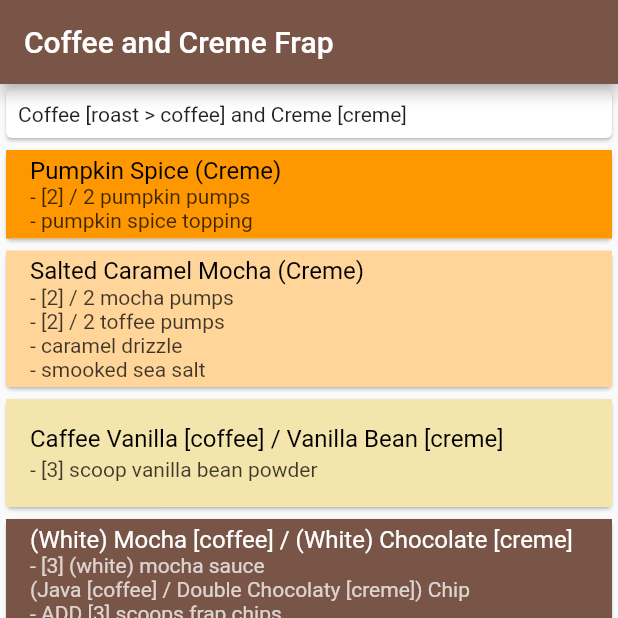
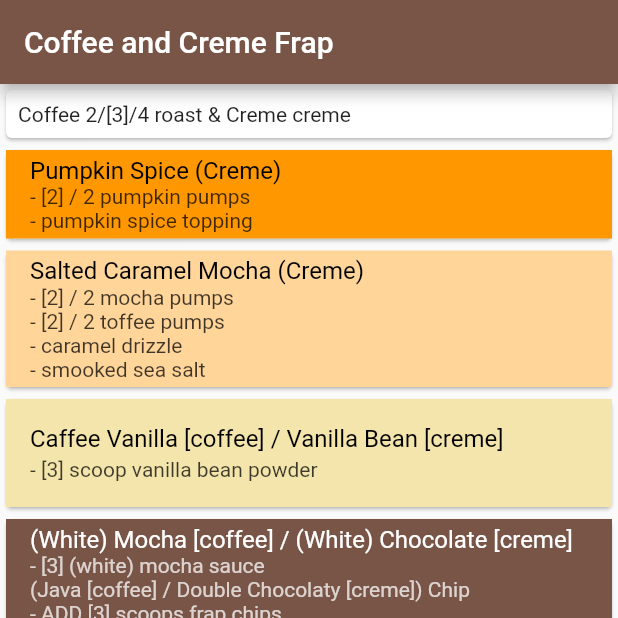
Before and after one commit to b-cancel/starbucks_drinks, a Flutter app: the screen it shows after launch, after a tap on "Fraps", on a phone screen of 412 x 824 dp, the top half of it. Run offline on Flutter 3.47's test engine with Material 2 defaults, Android fonts, the phone set to English and light mode, and no system bars; our stand-ins replace font_awesome_flutter.

Commit message:
final updates

```diff
--- a/starbucks_drinks/lib/frap.dart
+++ b/starbucks_drinks/lib/frap.dart
@@ -25,7 +25,7 @@ class OnlyCreme extends StatelessWidget {
           MyListTile(
             color: Colors.amber,
             title: "Chai",
-            subtitle: "- [2] / 2 pumps chai\n"
+            subtitle: "- [2]/2 pumps chai\n"
               + "- cinnamon powder",
           ),
           MyListTile(
@@ -105,7 +105,7 @@ class CoffeeAndCreme extends StatelessWidget {
       body: ListView(
         children: <Widget>[
           TextCard(
-            "Coffee [roast > coffee] and Creme [creme]"
+            "Coffee 2/[3]/4 roast & Creme creme"
           ),
           MyListTile(
             color: Colors.orange,
--- a/starbucks_drinks/lib/main.dart
+++ b/starbucks_drinks/lib/main.dart
@@ -4,9 +4,23 @@ import 'package:starbucks_drinks/helper/basic.dart';
 import 'package:font_awesome_flutter/font_awesome_flutter.dart';
 import 'package:starbucks_drinks/other.dart';
 
+//STRANGE
+//- Starbucks Blonde Caffe Latte
+//- Starbucks Blonde Vanilla Latte
+//- iced coffee
+
+//TAKEN CARE OFF
+//- Hot Teas
+//- Fraps
+//- Iced Teas
+//- Cold Drinks
+//- Hot Coffees
+//- Hot Drinks
+
+//TAKE CARE OFF
+//- Cold Coffees (iced lattes, iced macchiatos, iced mochas)
+
 void main() => runApp(MyApp());
-//venti hot SHOTS same as grande (Except americanos)
-//cold grande to venti +2 pump jump
 
 class MyApp extends StatelessWidget {
   @override
@@ -68,6 +82,11 @@ class _DrinkListState extends State<DrinkList> {
     return Scaffold(
       body: ListView(
         children: <Widget>[
+          Card(
+            color: Colors.black,
+            child: Column(
+              crossAxisAlignment: CrossAxisAlignment.stretch,
+              children: <Widget>[
                 TextCard(
                   "Grande Shots and Pumps",
                 ),
@@ -81,10 +100,35 @@ class _DrinkListState extends State<DrinkList> {
                 ShotsAndSyrups(),
                 SkinnyVersion(),
                 MinusPumps(),
+                Card(
+                  color: Colors.red,
+                  child: Column(
+                    crossAxisAlignment: CrossAxisAlignment.stretch,
+                    children: <Widget>[
+                      TextCard(
+                        "all iced lattes take whip except (caffe latte, vanilla latte)",
+                      ),
+                      TextCard("all iced mochas take whip"),
                       LattesDrinksSection(),
+                    ],
+                  ),
+                ),
                 MacchiatosSection(),
+              ],
+            ),
+          ),
           FrapSection(),
+          Card(
+            color: Colors.black,
+            child: Column(
+              crossAxisAlignment: CrossAxisAlignment.stretch,
+              children: <Widget>[
+                TextCard("Anything using tea bags [2]/2"),
+                HotTeaSection(),
                 TeaLatteSection(),
+              ],
+            ),
+          ),
           ColdBrewSection(),
           IcedTeaSection(),
           RefresherSection(),
@@ -360,6 +404,74 @@ class FrapSection extends StatelessWidget {
   }
 }
 
+class HotTeaSection extends StatelessWidget {
+  const HotTeaSection({
+    Key key,
+  }) : super(key: key);
+
+  @override
+  Widget build(BuildContext context) {
+    return new BasicSection(
+      name: "Hot Tea",
+      onTap: makeSnackBar(
+        context,
+        "All With Tea Bags"
+      ),
+      items: [
+        //lemonade and honey
+        "Honey Citrus Mint Tea\n"
+        + "Citrus Defender",
+        //other
+        "Other"
+      ],
+      colors: [
+        Colors.yellow,
+        Colors.grey,
+      ],
+      onTaps: [
+        makeSnackBar(
+          context,
+          "- 1/1/[2]/2 honey\n"
+          + "- lemonade"
+        ),
+        makePopUp(
+          context,
+          Container(
+            padding: EdgeInsets.all(16),
+            color: Colors.black,
+            child: Text(
+              "Plain Hot Teas",
+              style: TextStyle(
+                color: Colors.white,
+              ),
+            ),
+          ),
+          Padding(
+            padding: const EdgeInsets.only(
+              left: 8,
+            ),
+            child: Column(
+              crossAxisAlignment: CrossAxisAlignment.start,
+              children: <Widget>[
+                Text("\nTeavana Chai Tea\n"),
+                Text("Earl Grey Black Tea\n"),
+                Text("Royal English Breakfast Black Tea\n"),
+                Text("Rev Up Wellness Brewed Tea\n"),
+                Text("Emperor's Cloud and Mist Green Tea\n"),
+                Text("Jade Citrus Mint Brewed Tea\n"),
+                Text("Mint Majesty Herbal Tea\n"),
+                Text("Peach Tranquility Herbal Tea\n"),
+                Text("Comfort Wellness Brewed Tea\n"),
+                Text("Defense Wellness Brewed Tea\n"),
+              ],
+            ),
+          )
+        ),
+      ],
+    );
+  }
+}
+
 class TeaLatteSection extends StatelessWidget {
   const TeaLatteSection({
     Key key,
@@ -371,42 +483,44 @@ class TeaLatteSection extends StatelessWidget {
       name: "Tea Latte",
       onTap: makeSnackBar(
         context,
-        "[Hot / Iced]\n"
-        + "all with steamed milk"
+        "For Hot Teas [4]\n"
+        + "For Cold Teas [4]/6"
       ),
       items: [
+        "Chai",
+        "Matcha\nGreen",
         "London\nFog",
-        "Matcha\nGreen",
-        "Chai",
         "Royal\nEnglish\nBreakfast"
       ],
       colors: [
+        Colors.yellow,
+        Colors.lightGreen,
         Colors.grey,
-        Colors.lightGreen,
-        Colors.yellow,
         Colors.brown,
       ],
       onTaps: [
         makeSnackBar(
           context,
-          "- 4 pumps vanilla\n"
-          + "- 2 tea bags [black]",
+          "Chai Tea Latte (water and milk)\n"
+          + "- chai pumps"
         ),
         makeSnackBar(
           context,
-          "- 3 matcha powder\n"
-          + "- Lemonade Version",
+          "Match Green Tea Latte (milk)\n"
+          + "- [3] matcha powder\n"
+          + "* IF Matcha Lemonade (water and lemonade)",
         ),
         makeSnackBar(
           context,
-          "- [4] / (hot 5 | cold 6) pumps chai\n"
-          + "- water",
+          "(Iced) London Fog Tea Latte (milk)\n"
+          + "- tea bags\n"
+          + "- vanilla syrup"
         ),
         makeSnackBar(
           context,
-          "- 4 pumps liquid cane\n"
-          + "- 2 tea bags [black]\n"
-          + "- water",
+          "Royal English Breakfast Tea Latte  (water and milk)\n"
+          + "- tea bags\n"
+          + "- liquid cane syrup"
         ),
       ],
     );
@@ -421,45 +535,49 @@ class LattesDrinksSection extends StatelessWidget {
   @override
   Widget build(BuildContext context) {
     return new BasicSection(
-      name: "Lattes / Drinks\n"
-      + "(coffee / none)\n"
+      name: "Coffee / Non\n"
       + "[hot / iced]\n"
       + "w/ whip",
-      onTap: makeSnackBar(context, 'syrups > shots > milk to 87 degrees'),
+      onTap: makeSnackBar(
+        context,
+        "Hot Pumps [4]\n"
+        + "Iced Pumps [4]/6\n"
+        + 'syrups > shots > milk to 87 degrees',
+      ),
       items: ["Mocha", "Pumpkin", "Cinnamon Dolce", "Vanilla", "Salted Caramel"],
       colors: [Colors.black, Colors.orange, Colors.brown, Colors.white, Colors.grey],
       onTaps: [
         makeSnackBar(
           context,
           "[regular / white] (mocha / chocolate)\n"
-          + "- 4 [regular / white] mocha sauce\n"
+          + "- [regular / white] mocha sauce\n"
           + "- only for regular chocolate\n"
-          + "\t\t\t- 1 vanilla\n"
+          + "\t\t\t- [1]/2 vanilla\n"
           + "\t\t\t- mocha drizzle",
         ),
         makeSnackBar(
           context,
           "Pumpkin spice (latte / creme)\n"
-          + "- 4 Pumpkin syrup\n"
+          + "- Pumpkin syrup\n"
           + "- Pumpkin spice topping",
         ),
         makeSnackBar(
           context,
           "Cinnamon dolce (latte / creme)\n"
-          + "- 4 Cinnamon dolce syrup\n"
+          + "- Cinnamon dolce syrup\n"
           + "- Cinnamon dolce sprinkles",
         ),
         makeSnackBar(
           context,
           "Vanilla (latte / creme)\n"
-          + "- 4 Vanilla syrup",
+          + "- Vanilla syrup",
         ),
         makeSnackBar(
           context,
           "Salted Caramel (mocha / chocolate)\n"
-          + "- 4 mocha sauce\n"
-          + "- 4 toffee nut syrup\n"
-          + "- 1 vanilla syrup (only for chocolate)\n"
+          + "- mocha sauce\n"
+          + "- toffee nut syrup\n"
+          + "- [1]/2 vanilla syrup (only for HOT chocolate)\n"
           + "- caramel drizzle\n"
           + "- sea salt",
         ),
@@ -497,20 +615,20 @@ class MacchiatosSection extends StatelessWidget {
         makeSnackBar(
           context,
           "Caramel\n"
-          + "- 3 vanilla pumps\n"
+          + "- [3] vanilla pumps\n"
           + "- caramel drizzle",
         ),
         makeSnackBar(
           context,
           "Cocoa Cloud\n"
-          + "- 2 toffee nut (blonde 1)\n"
+          + "- [2]/2 toffee nut\n"
           + "- caramel drizzle\n"
           + "- mocha drizzle",
         ),
         makeSnackBar(
           context,
           "Caramel Cloud\n"
-          + "- 2 vanilla (blonde 1)\n"
+          + "- [2]/2 vanilla\n"
           + "- caramel drizzle",
         ),
       ],
@@ -550,7 +668,7 @@ class IcedTeaSection extends StatelessWidget {
     return new BasicSection(
       name: "Iced Tea",
       onTap: makeSnackBar(context,
-      "[4] / 6 pumps liquid cane sugar\n"
+      "[4]/6 pumps liquid cane sugar\n"
       "Juice Blend (none / peach / guava / blueberry) > Tea > (water / lemonade)",
       ),
       //black, green, passion tango, white
--- a/starbucks_drinks/lib/other.dart
+++ b/starbucks_drinks/lib/other.dart
@@ -1,34 +1,5 @@
 import 'package:flutter/material.dart';
 import 'package:starbucks_drinks/frap.dart';
-import 'package:starbucks_drinks/main.dart';
-
-//---------------Hot Teas
-//tea bags 1/1/[2]/2---------------
-//- Teavana Chai Tea
-//- Earl Grey Black Tea
-//- Royal English Breakfast Black Tea
-//- Rev Up Wellness Brewed Tea
-//- Emperor's Cloud and Mist Green Tea
-//- Jade Citrus Mint Brewed Tea
-//- Mint Majesty Herbal Tea
-//- Peach Tranquility Herbal Tea
-//- Comfort Wellness Brewed Tea
-//- Defense Wellness Brewed Tea
-//w/ honey 1/1/[2]/2---------------
-//- Honey Citrus Mint Tea (with Honey AND Lemonade)
-//- Citrus Defender (with Honey AND Lemonade)
-
-
-
-//SEPERATE (no tea bags)
-//- Chai Tea Latte
-//- Match Green Tea Latte
-//SEPERATE (with tea bags [from above])
-//- London Fog Tea Latte ([4] vanilla syrup)
-//- Royal English Breakfast Tea Latte ([4] liquid cane syrup)
-
-//iced teas
-//liquid cane sugar 3/[4]/6/7
 
 class Other extends StatelessWidget {
   @override
@@ -46,15 +17,6 @@ class Other extends StatelessWidget {
       ),
       body: ListView(
         children: <Widget>[
-          TextCard(
-            "Tea Bags: [2] / 2"
-          ),
-          TextCard(
-            "Iced Tea: uses ice and milk"
-          ),
-          TextCard(
-            "Hot Tea: uses water and steamed milk"
-          ),
           MyListTile(
             color: Colors.brown,
             title: "Iced Coffee",
@@ -90,11 +52,6 @@ class Other extends StatelessWidget {
             + "- whip",
           ),
           MyListTile(
-            color: Colors.yellow,
-            title: "Honey citrus mint tea AND Citrus defender",
-            subtitle: "- 1 / 1 / [2] / 2 honey",
-          ),
-          MyListTile(
             color: Colors.grey,
             title: "Caffee Misto",
             subtitle: "- 50/50, 2% milk / coffee",
```
Lines whose indentation alone changed are shown as unchanged.
